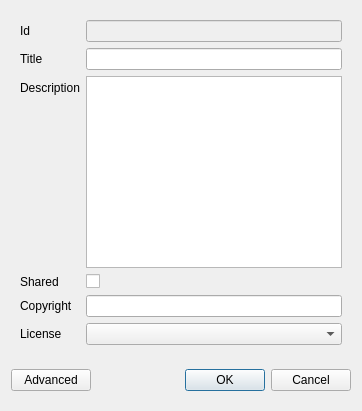
This is XYZHubConnector/gui/ui/edit_space_dialog.ui in heremaps/xyz-qgis-plugin as Qt 5 draws it before an edit. The edited form follows.
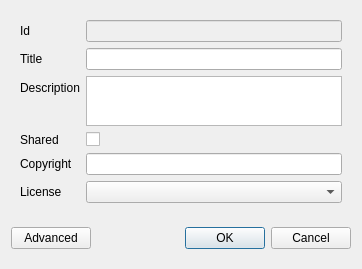
This is the edited form.

Commit message: set max height for datahub space text box

Patch:
```diff
--- a/XYZHubConnector/gui/ui/edit_space_dialog.ui
+++ b/XYZHubConnector/gui/ui/edit_space_dialog.ui
@@ -74,6 +74,12 @@
           <verstretch>0</verstretch>
          </sizepolicy>
         </property>
+        <property name="maximumSize">
+         <size>
+          <width>16777215</width>
+          <height>50</height>
+         </size>
+        </property>
        </widget>
       </item>
       <item row="3" column="0">
```
